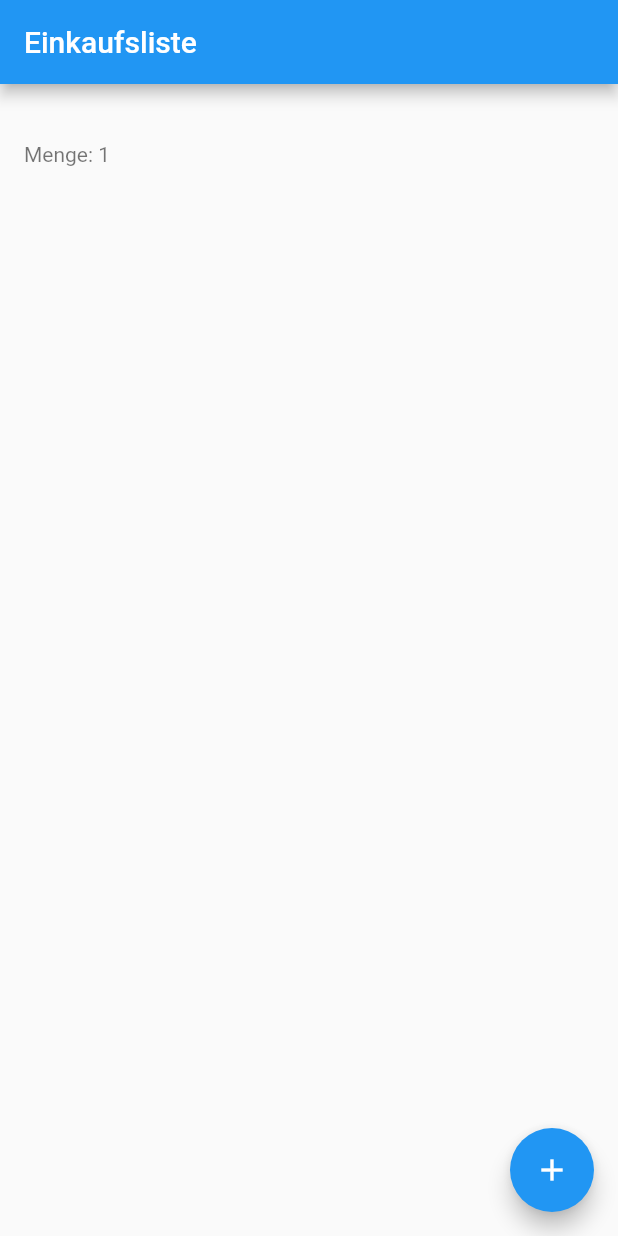
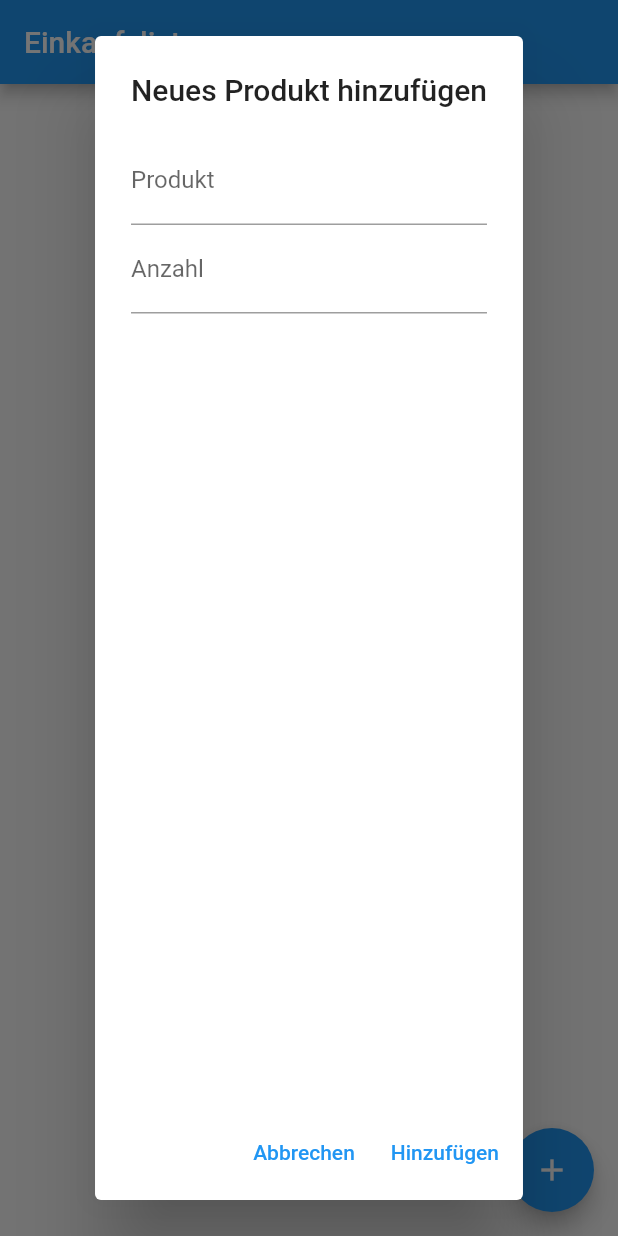
Before and after one commit to dokriseum/Shoppinglist, a Flutter app: the screen it shows after launch, after a tap on the "add" icon, on a phone screen of 412 x 824 dp. Run offline on Flutter 3.47's test engine with Material 2 defaults, Android fonts, the phone set to English and light mode, and no system bars.

Commit message:
Popup Item hinzufügen

```diff
--- a/lib/view/ShoppingListView.dart
+++ b/lib/view/ShoppingListView.dart
@@ -1,7 +1,4 @@
 import 'package:flutter/material.dart';
-
-import '../model/ShoppingItem.dart';
-
 
 class ShoppingListView extends StatefulWidget {
   @override
@@ -11,7 +8,8 @@ class ShoppingListView extends StatefulWidget {
 class _ShoppingListViewState extends State<ShoppingListView> {
   List<ShoppingItem> items = [];
   String newItemName = '';
-  int newItemQuantity = 1;
+  String newItemQuantity = '1'; // Anzahl als Zeichenkette, um die Eingabe zu verarbeiten
+  final TextEditingController _quantityController = TextEditingController();
 
   @override
   Widget build(BuildContext context) {
@@ -35,23 +33,67 @@ class _ShoppingListViewState extends State<ShoppingListView> {
       ),
       floatingActionButton: FloatingActionButton(
         onPressed: () {
-          _addItem();
+          _showNewItemDialog();
         },
         child: Icon(Icons.add),
       ),
     );
   }
 
-  void _addItem() {
-    setState(() {
-      var newItem = ShoppingItem(name: newItemName, quantity: newItemQuantity);
-      items.add(newItem);
-      // Hier kannst du die Synchronisierung mit anderen Geräten implementieren
-      // Zum Beispiel über eine Datenbank oder Cloud-Speicher
-      newItemName = '';
-      newItemQuantity = 1;
-    });
+  void _showNewItemDialog() {
+    showDialog(
+      context: context,
+      builder: (BuildContext context) {
+        return AlertDialog(
+          title: Text('Neues Produkt hinzufügen'),
+          content: Column(
+            children: <Widget>[
+              TextField(
+                onChanged: (value) {
+                  newItemName = value;
+                },
+                decoration: InputDecoration(labelText: 'Produkt'),
+              ),
+              TextField(
+                controller: _quantityController,
+                onChanged: (value) {
+                  newItemQuantity = value;
+                },
+                keyboardType: TextInputType.number,
+                decoration: InputDecoration(labelText: 'Anzahl'),
+              ),
+            ],
+          ),
+          actions: <Widget>[
+            TextButton(
+              child: Text('Abbrechen'),
+              onPressed: () {
+                Navigator.of(context).pop();
+              },
+            ),
+            TextButton(
+              child: Text('Hinzufügen'),
+              onPressed: () {
+                int quantity = int.tryParse(newItemQuantity) ?? 1; // Konvertiere zu einer Zahl oder verwende 1 als Standardwert
+                ShoppingItem newItem = ShoppingItem(name: newItemName, quantity: quantity);
+                setState(() {
+                  items.add(newItem);
+                });
+                Navigator.of(context).pop();
+              },
+            ),
+          ],
+        );
+      },
+    );
   }
 }
 
-void main() => runApp(MaterialApp(home: ShoppingListView()));
+class ShoppingItem {
+  String name;
+  int quantity;
+
+  ShoppingItem({required this.name, required this.quantity});
+}
+
+//void main() => runApp(MaterialApp(home: ShoppingListView()));
```
